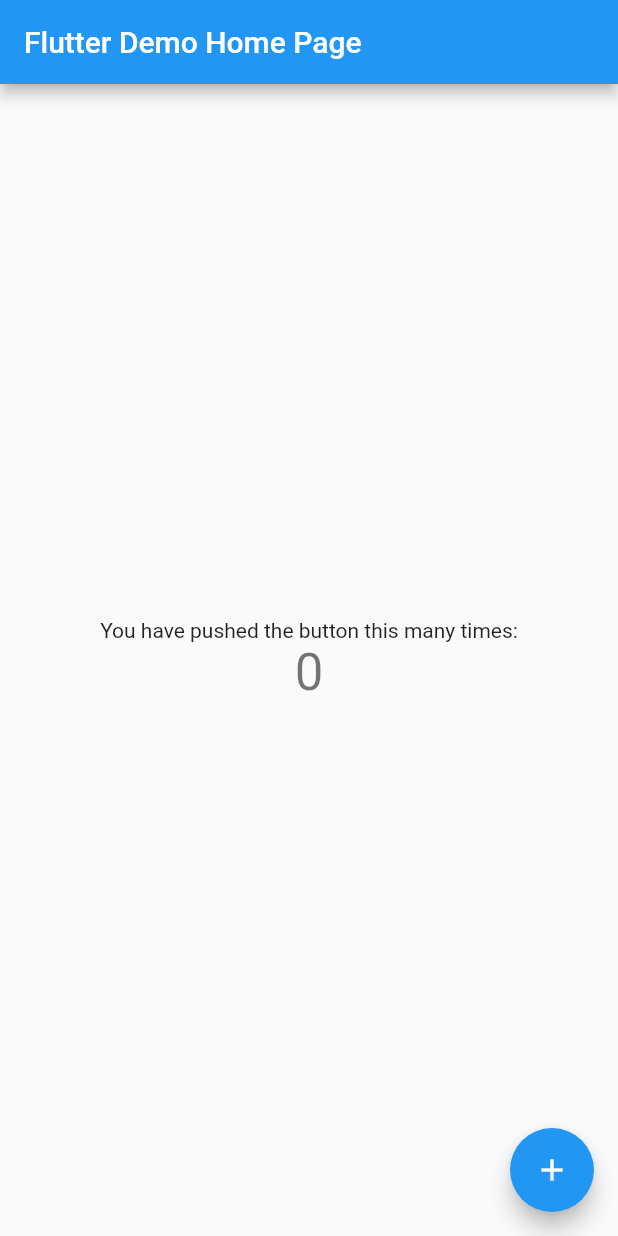
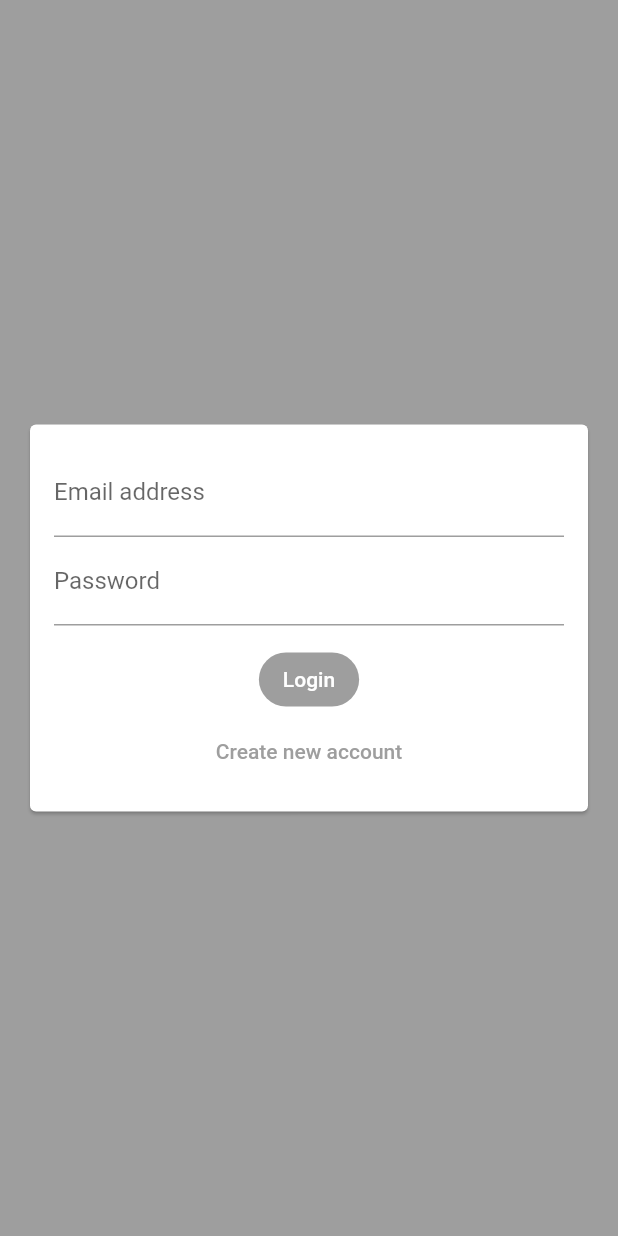
Before and after one commit to yalgenisys/chat_app, a Flutter app: the screen it shows after launch, on a phone screen of 412 x 824 dp. Run offline on Flutter 3.47's test engine with Material 2 defaults, Android fonts, the phone set to English and light mode, and no system bars; our stand-ins replace cloud_firestore, firebase_auth, firebase_core; accounts and stored records are empty.

Commit message:
create screens

```diff
--- a/lib/main.dart
+++ b/lib/main.dart
@@ -1,6 +1,11 @@
+import 'package:chat_app/screens/auth_screen.dart';
+import 'package:chat_app/screens/chat_screen.dart';
+import 'package:firebase_core/firebase_core.dart';
 import 'package:flutter/material.dart';
 
-void main() {
+void main() async {
+  WidgetsFlutterBinding.ensureInitialized();
+  await Firebase.initializeApp();
   runApp(const MyApp());
 }
 
@@ -11,105 +16,21 @@ class MyApp extends StatelessWidget {
   @override
   Widget build(BuildContext context) {
     return MaterialApp(
-      title: 'Flutter Demo',
+      debugShowCheckedModeBanner: false,
+      title: 'FlutterChat',
       theme: ThemeData(
-        // This is the theme of your application.
-        //
-        // Try running your application with "flutter run". You'll see the
-        // application has a blue toolbar. Then, without quitting the app, try
-        // changing the primarySwatch below to Colors.green and then invoke
-        // "hot reload" (press "r" in the console where you ran "flutter run",
-        // or simply save your changes to "hot reload" in a Flutter IDE).
-        // Notice that the counter didn't reset back to zero; the application
-        // is not restarted.
-        primarySwatch: Colors.blue,
-      ),
-      home: const MyHomePage(title: 'Flutter Demo Home Page'),
+          primarySwatch: Colors.grey,
+          backgroundColor: Colors.lightBlueAccent,
+          colorScheme:
+              ColorScheme.fromSwatch().copyWith(secondary: Colors.deepPurple),
+          buttonTheme: ButtonTheme.of(context).copyWith(
+            buttonColor: Colors.pink,
+            textTheme: ButtonTextTheme.primary,
+            shape: RoundedRectangleBorder(
+              borderRadius: BorderRadius.circular(20),
+            ),
+          )),
+      home: const AuthScreen(),
     );
   }
 }
-
-class MyHomePage extends StatefulWidget {
-  const MyHomePage({Key? key, required this.title}) : super(key: key);
-
-  // This widget is the home page of your application. It is stateful, meaning
-  // that it has a State object (defined below) that contains fields that affect
-  // how it looks.
-
-  // This class is the configuration for the state. It holds the values (in this
-  // case the title) provided by the parent (in this case the App widget) and
-  // used by the build method of the State. Fields in a Widget subclass are
-  // always marked "final".
-
-  final String title;
-
-  @override
-  State<MyHomePage> createState() => _MyHomePageState();
-}
-
-class _MyHomePageState extends State<MyHomePage> {
-  int _counter = 0;
-
-  void _incrementCounter() {
-    setState(() {
-      // This call to setState tells the Flutter framework that something has
-      // changed in this State, which causes it to rerun the build method below
-      // so that the display can reflect the updated values. If we changed
-      // _counter without calling setState(), then the build method would not be
-      // called again, and so nothing would appear to happen.
-      _counter++;
-    });
-  }
-
-  @override
-  Widget build(BuildContext context) {
-    // This method is rerun every time setState is called, for instance as done
-    // by the _incrementCounter method above.
-    //
-    // The Flutter framework has been optimized to make rerunning build methods
-    // fast, so that you can just rebuild anything that needs updating rather
-    // than having to individually change instances of widgets.
-    return Scaffold(
-      appBar: AppBar(
-        // Here we take the value from the MyHomePage object that was created by
-        // the App.build method, and use it to set our appbar title.
-        title: Text(widget.title),
-      ),
-      body: Center(
-        // Center is a layout widget. It takes a single child and positions it
-        // in the middle of the parent.
-        child: Column(
-          // Column is also a layout widget. It takes a list of children and
-          // arranges them vertically. By default, it sizes itself to fit its
-          // children horizontally, and tries to be as tall as its parent.
-          //
-          // Invoke "debug painting" (press "p" in the console, choose the
-          // "Toggle Debug Paint" action from the Flutter Inspector in Android
-          // Studio, or the "Toggle Debug Paint" command in Visual Studio Code)
-          // to see the wireframe for each widget.
-          //
-          // Column has various properties to control how it sizes itself and
-          // how it positions its children. Here we use mainAxisAlignment to
-          // center the children vertically; the main axis here is the vertical
-          // axis because Columns are vertical (the cross axis would be
-          // horizontal).
-          mainAxisAlignment: MainAxisAlignment.center,
-          children: <Widget>[
-            const Text(
-              'You have pushed the button this many times:',
-            ),
-            Text(
-              '$_counter',
-              style: Theme.of(context).textTheme.headline4,
-            ),
-          ],
-        ),
-      ),
-      floatingActionButton: FloatingActionButton(
-        onPressed: _incrementCounter,
-        tooltip: 'Increment',
-        child: const Icon(Icons.add),
-      ), // This trailing comma makes auto-formatting nicer for build methods.
-    );
-  }
-}
--- /dev/null
+++ b/lib/screens/auth_screen.dart
@@ -0,0 +1,76 @@
+import 'package:chat_app/widgets/auth_form.dart';
+import 'package:flutter/foundation.dart';
+import 'package:flutter/material.dart';
+import 'package:firebase_auth/firebase_auth.dart';
+import 'package:flutter/services.dart';
+import 'package:cloud_firestore/cloud_firestore.dart';
+
+class AuthScreen extends StatefulWidget {
+  const AuthScreen({Key? key}) : super(key: key);
+
+  @override
+  State<AuthScreen> createState() => _AuthScreenState();
+}
+
+class _AuthScreenState extends State<AuthScreen> {
+  final _auth = FirebaseAuth.instance;
+  var _isLoading = false;
+
+  void _submitAuthForm(
+    String email,
+    String username,
+    String password,
+    bool isLogin,
+      BuildContext ctx,
+  ) async {
+    UserCredential userCredential;
+    try {
+      setState(() {
+        _isLoading = true;
+      });
+      if (isLogin) {
+        userCredential = await _auth.signInWithEmailAndPassword(
+            email: email, password: password);
+      } else {
+        userCredential = await _auth.createUserWithEmailAndPassword(
+          email: email,
+          password: password,
+        );
+        await FirebaseFirestore.instance
+            .collection('users')
+            .doc(userCredential.user!.uid)
+            .set({
+          'username': username,
+          'email': email,
+        });
+      }
+    } on PlatformException catch (error) {
+      var message = 'An error occurred, please check your credentials';
+      if (error.message != null) {
+        message = error.message!;
+      }
+      ScaffoldMessenger.of(ctx).showSnackBar(
+        SnackBar(
+          content: Text(message),
+          backgroundColor: Theme.of(ctx).errorColor,
+        ),
+      );
+      setState(() {
+        _isLoading = false;
+      });
+    } catch (err) {
+      setState(() {
+        _isLoading = false;
+      });
+      print(err);
+    }
+  }
+
+  @override
+  Widget build(BuildContext context) {
+    return Scaffold(
+      backgroundColor: Theme.of(context).primaryColor,
+      body: AuthForm(submitFn: _submitAuthForm,isLoading: _isLoading),
+    );
+  }
+}
--- /dev/null
+++ b/lib/widgets/auth_form.dart
@@ -0,0 +1,138 @@
+import 'package:flutter/cupertino.dart';
+import 'package:flutter/material.dart';
+
+class AuthForm extends StatefulWidget {
+  const AuthForm({Key? key, this.submitFn, this.isLoading}) : super(key: key);
+  final bool? isLoading;
+  final void Function(
+      String email, String username, String password, bool isLogin,BuildContext context)? submitFn;
+
+  @override
+  State<AuthForm> createState() => _AuthFormState();
+}
+
+class _AuthFormState extends State<AuthForm> {
+  final _key = GlobalKey<FormState>();
+  var _isLogin = true;
+  var _userEmail = '';
+  var _userName = '';
+  var _userPassword = '';
+
+  void _submitForm() {
+    final isValid = _key.currentState!.validate();
+    FocusScope.of(context).unfocus();
+    if (isValid) {
+      _key.currentState!.save();
+      widget.submitFn!(
+        _userEmail,
+        _userName,
+        _userPassword,
+        _isLogin,
+        context,
+      );
+    }
+  }
+
+  @override
+  Widget build(BuildContext context) {
+    return Center(
+      child: Card(
+        margin: const EdgeInsets.all(20),
+        child: SingleChildScrollView(
+          child: Padding(
+            padding: const EdgeInsets.all(16),
+            child: Form(
+              key: _key,
+              child: Column(
+                mainAxisSize: MainAxisSize.min,
+                children: [
+                  TextFormField(
+                    key: const ValueKey('email'),
+                    validator: (value) {
+                      if (value!.isEmpty || !value.contains('@')) {
+                        return 'Please enter a valid email address.';
+                      }
+                      return null;
+                    },
+                    keyboardType: TextInputType.emailAddress,
+                    decoration: const InputDecoration(
+                      labelText: 'Email address',
+                    ),
+                    onSaved: (value) {
+                      _userEmail = value!;
+                    },
+                  ),
+                  if (!_isLogin)
+                    TextFormField(
+                      key: const ValueKey('username'),
+                      validator: (value) {
+                        if (value!.isEmpty || value.length < 4) {
+                          return 'PLease at least 4 characters.';
+                        }
+                        return null;
+                      },
+                      decoration: const InputDecoration(labelText: 'Username'),
+                      onSaved: (value) {
+                        _userName = value!;
+                      },
+                    ),
+                  TextFormField(
+                    key: const ValueKey('password'),
+                    validator: (value) {
+                      if (value!.isEmpty || value.length < 7) {
+                        return 'PLease must be at least 7 characters long.';
+                      }
+                      return null;
+                    },
+                    decoration: const InputDecoration(
+                      labelText: 'Password',
+                    ),
+                    obscureText: true,
+                    onSaved: (value) {
+                      _userPassword = value!;
+                    },
+                  ),
+                  const SizedBox(
+                    height: 12,
+                  ),
+                  if(widget.isLoading!)
+                    const CircularProgressIndicator(),
+                  if(!widget.isLoading!)
+                  ElevatedButton(
+                    onPressed: _submitForm,
+                    child:
+                        _isLogin ? const Text('Login') : const Text('Sign Up'),
+                    style: ButtonStyle(
+                      backgroundColor: MaterialStateProperty.all<Color>(
+                        Colors.grey,
+                      ),
+                      elevation: MaterialStateProperty.all(0),
+                      shape: MaterialStateProperty.all<RoundedRectangleBorder>(
+                        RoundedRectangleBorder(
+                          borderRadius: BorderRadius.circular(20),
+                        ),
+                      ),
+                    ),
+                  ),
+                  TextButton(
+                    onPressed: () {
+                      setState(() {
+                        _isLogin = !_isLogin;
+                      });
+                    },
+                    child: _isLogin
+                        ? const Text('Create new account')
+                        : const Text('I have an already account'),
+                    style: ButtonStyle(
+                        foregroundColor: MaterialStateProperty.all<Color>(
+                            Theme.of(context).primaryColor)),
+                  ),
+                ],
+              ),
+            ),
+          ),
+        ),
+      ),
+    );
+  }
+}
--- a/pubspec.yaml
+++ b/pubspec.yaml
@@ -34,6 +34,9 @@ dependencies:
   # The following adds the Cupertino Icons font to your application.
   # Use with the CupertinoIcons class for iOS style icons.
   cupertino_icons: ^1.0.2
+  cloud_firestore: ^3.1.12
+  firebase_core: ^1.14.1
+  firebase_auth: ^3.3.14
 
 dev_dependencies:
   flutter_test:
```
Also changed, not shown: lib/screens/chat_screen.dart (added, +43 -0 lines), pubspec.lock, 9 other files.
